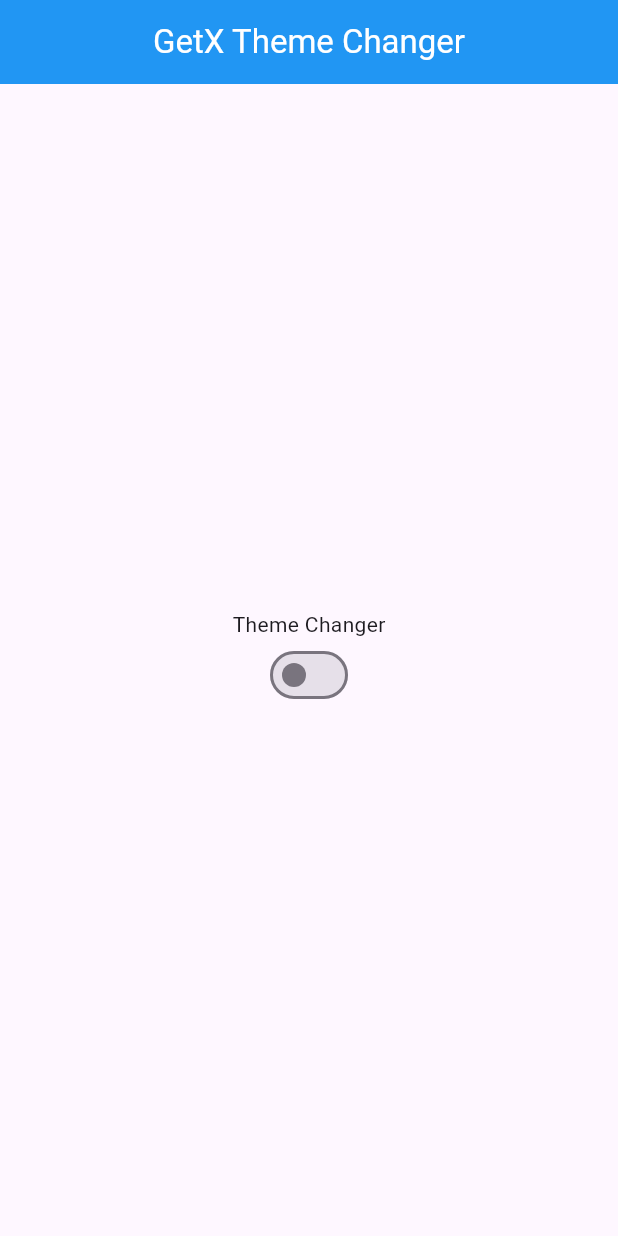
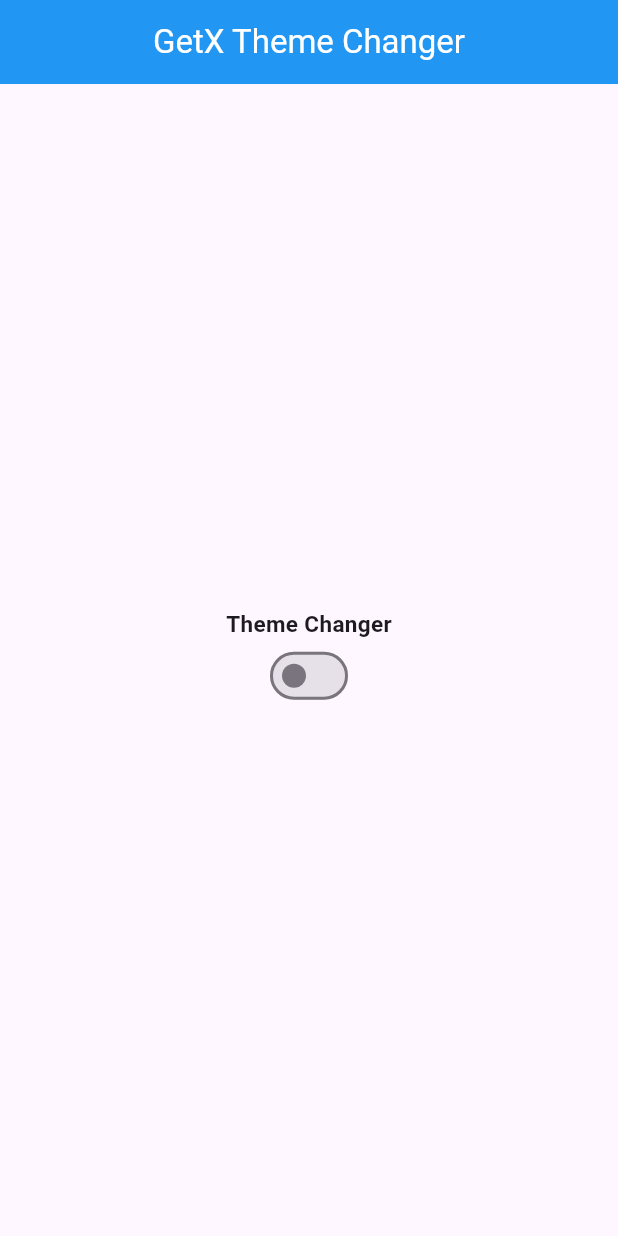
Before and after one commit to KzukiOden/Theme-Switch-with-GetX, a Flutter app: the screen it shows after launch, on a phone screen of 412 x 824 dp. Run offline on Flutter 3.47's test engine with Material 3 defaults, Android fonts, the phone set to English and light mode, and no system bars; our stand-ins replace get.

Commit message:
Theme Changer with GetX

```diff
--- a/lib/pages/homepage.dart
+++ b/lib/pages/homepage.dart
@@ -29,7 +29,12 @@ class _HomepageState extends State<Homepage> {
         mainAxisAlignment: MainAxisAlignment.center,
 
         children: [
-          Center(child: Text('Theme Changer')),
+          Center(
+            child: Text(
+              'Theme Changer',
+              style: TextStyle(fontWeight: FontWeight.bold, fontSize: 15),
+            ),
+          ),
 
           Obx(
             () => Switch(
```
